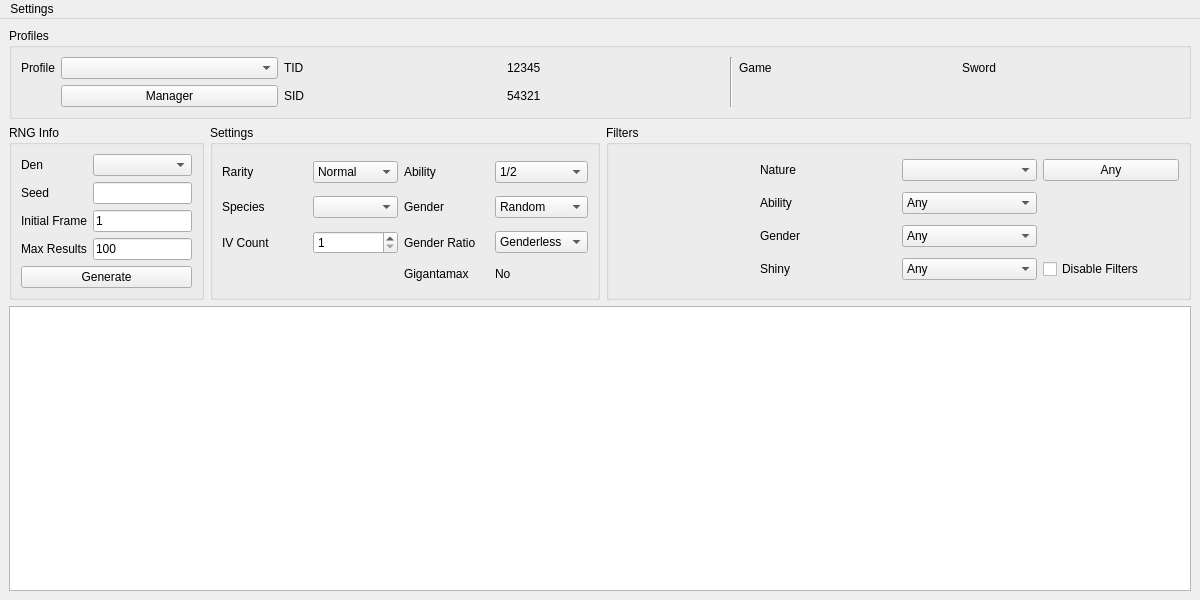
First picture: the form in Forms/MainWindow.ui, repository Admiral-Fish/RaidFinder, before the edit.
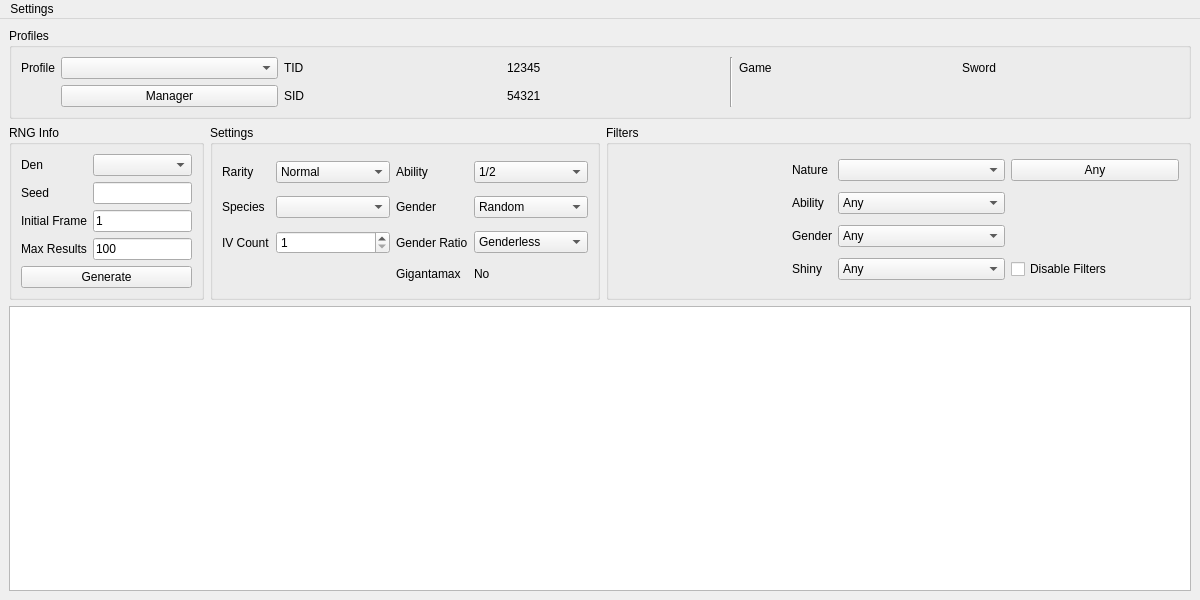
Second picture: the form after the edit. Custom widgets are drawn as their Qt base class.

Commit message: Tweak label sizing

Diff of the .ui file:
```diff
--- a/Forms/MainWindow.ui
+++ b/Forms/MainWindow.ui
@@ -167,6 +167,12 @@
        </item>
        <item row="1" column="0">
         <widget class="QLabel" name="labelSeed">
+         <property name="sizePolicy">
+          <sizepolicy hsizetype="Fixed" vsizetype="Preferred">
+           <horstretch>0</horstretch>
+           <verstretch>0</verstretch>
+          </sizepolicy>
+         </property>
          <property name="text">
           <string>Seed</string>
          </property>
@@ -174,6 +180,12 @@
        </item>
        <item row="0" column="0">
         <widget class="QLabel" name="labelDen">
+         <property name="sizePolicy">
+          <sizepolicy hsizetype="Fixed" vsizetype="Preferred">
+           <horstretch>0</horstretch>
+           <verstretch>0</verstretch>
+          </sizepolicy>
+         </property>
          <property name="text">
           <string>Den</string>
          </property>
@@ -199,6 +211,12 @@
       <layout class="QGridLayout" name="gridLayout_3">
        <item row="1" column="0">
         <widget class="QLabel" name="labelSpecies">
+         <property name="sizePolicy">
+          <sizepolicy hsizetype="Fixed" vsizetype="Preferred">
+           <horstretch>0</horstretch>
+           <verstretch>0</verstretch>
+          </sizepolicy>
+         </property>
          <property name="text">
           <string>Species</string>
          </property>
@@ -293,6 +311,12 @@
        </item>
        <item row="2" column="0">
         <widget class="QLabel" name="labelIVCount">
+         <property name="sizePolicy">
+          <sizepolicy hsizetype="Fixed" vsizetype="Preferred">
+           <horstretch>0</horstretch>
+           <verstretch>0</verstretch>
+          </sizepolicy>
+         </property>
          <property name="text">
           <string>IV Count</string>
          </property>
@@ -314,6 +338,12 @@
        </item>
        <item row="0" column="2">
         <widget class="QLabel" name="labelAbilityType">
+         <property name="sizePolicy">
+          <sizepolicy hsizetype="Fixed" vsizetype="Preferred">
+           <horstretch>0</horstretch>
+           <verstretch>0</verstretch>
+          </sizepolicy>
+         </property>
          <property name="text">
           <string>Ability</string>
          </property>
@@ -321,6 +351,12 @@
        </item>
        <item row="1" column="2">
         <widget class="QLabel" name="labelGenderType">
+         <property name="sizePolicy">
+          <sizepolicy hsizetype="Fixed" vsizetype="Preferred">
+           <horstretch>0</horstretch>
+           <verstretch>0</verstretch>
+          </sizepolicy>
+         </property>
          <property name="text">
           <string>Gender</string>
          </property>
@@ -328,6 +364,12 @@
        </item>
        <item row="0" column="0">
         <widget class="QLabel" name="labelRarity">
+         <property name="sizePolicy">
+          <sizepolicy hsizetype="Fixed" vsizetype="Preferred">
+           <horstretch>0</horstretch>
+           <verstretch>0</verstretch>
+          </sizepolicy>
+         </property>
          <property name="text">
           <string>Rarity</string>
          </property>
@@ -335,6 +377,12 @@
        </item>
        <item row="2" column="2">
         <widget class="QLabel" name="labelGenderRatio">
+         <property name="sizePolicy">
+          <sizepolicy hsizetype="Fixed" vsizetype="Preferred">
+           <horstretch>0</horstretch>
+           <verstretch>0</verstretch>
+          </sizepolicy>
+         </property>
          <property name="text">
           <string>Gender Ratio</string>
          </property>
@@ -346,7 +394,7 @@
        <item row="3" column="2">
         <widget class="QLabel" name="labelGigantamax">
          <property name="sizePolicy">
-          <sizepolicy hsizetype="Preferred" vsizetype="Fixed">
+          <sizepolicy hsizetype="Fixed" vsizetype="Fixed">
            <horstretch>0</horstretch>
            <verstretch>0</verstretch>
           </sizepolicy>
@@ -386,6 +434,12 @@
       <layout class="QGridLayout" name="gridLayout_11">
        <item row="1" column="1">
         <widget class="QLabel" name="labelAbility">
+         <property name="sizePolicy">
+          <sizepolicy hsizetype="Fixed" vsizetype="Preferred">
+           <horstretch>0</horstretch>
+           <verstretch>0</verstretch>
+          </sizepolicy>
+         </property>
          <property name="text">
           <string>Ability</string>
          </property>
@@ -400,6 +454,12 @@
        </item>
        <item row="2" column="1">
         <widget class="QLabel" name="labelGender">
+         <property name="sizePolicy">
+          <sizepolicy hsizetype="Fixed" vsizetype="Preferred">
+           <horstretch>0</horstretch>
+           <verstretch>0</verstretch>
+          </sizepolicy>
+         </property>
          <property name="text">
           <string>Gender</string>
          </property>
@@ -429,6 +489,12 @@
        </item>
        <item row="0" column="1">
         <widget class="QLabel" name="labelNature">
+         <property name="sizePolicy">
+          <sizepolicy hsizetype="Fixed" vsizetype="Preferred">
+           <horstretch>0</horstretch>
+           <verstretch>0</verstretch>
+          </sizepolicy>
+         </property>
          <property name="frameShape">
           <enum>QFrame::NoFrame</enum>
          </property>
@@ -497,6 +563,12 @@
        </item>
        <item row="3" column="1">
         <widget class="QLabel" name="labelShiny">
+         <property name="sizePolicy">
+          <sizepolicy hsizetype="Fixed" vsizetype="Preferred">
+           <horstretch>0</horstretch>
+           <verstretch>0</verstretch>
+          </sizepolicy>
+         </property>
          <property name="text">
           <string>Shiny</string>
          </property>
```
Left out of the diff: 12 changed lines with no effect on the pictures.
